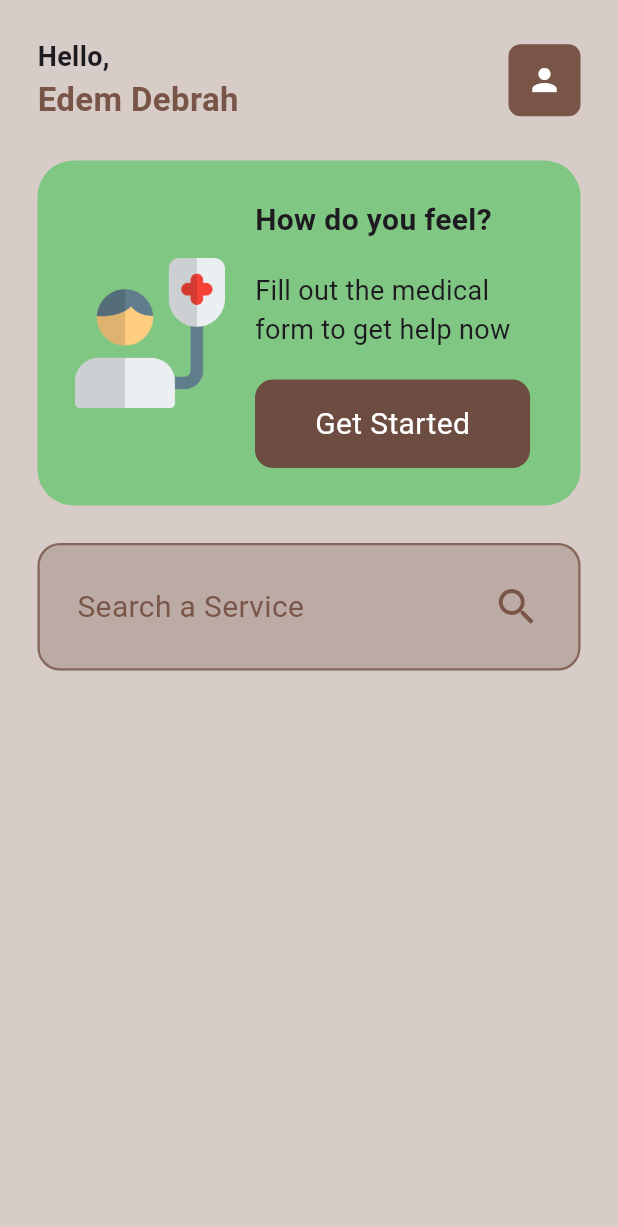
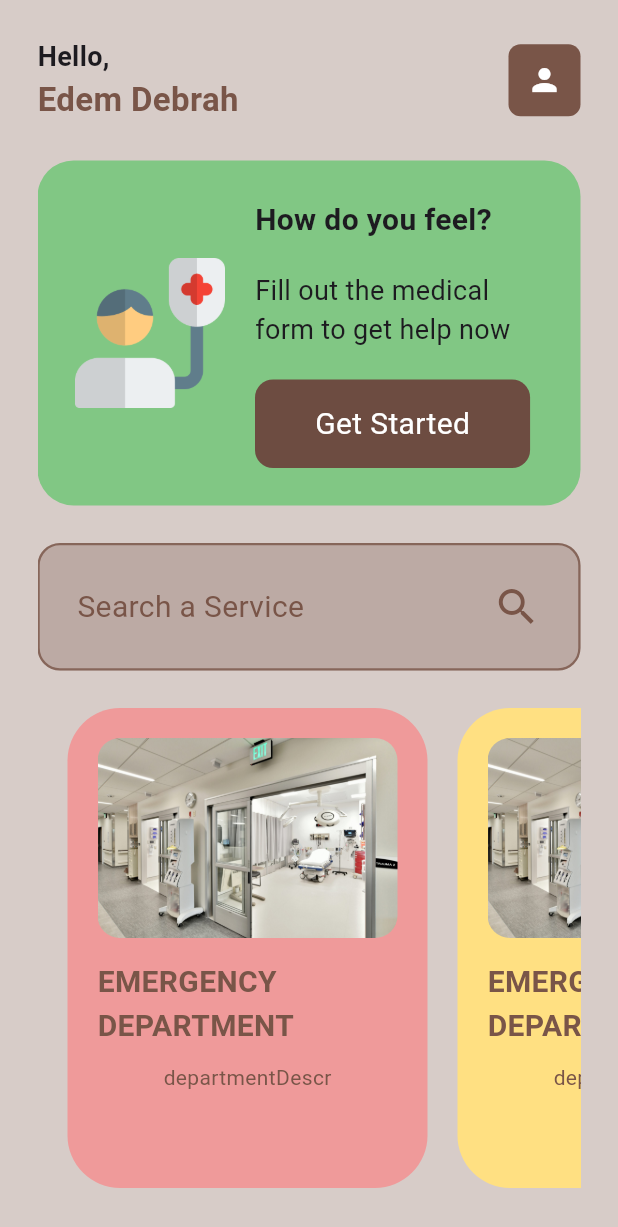
Before and after one commit to edemdebrah/ghana_police_hospital, a Flutter app: the HomePage screen opened directly, on a phone screen of 412 x 824 dp. Shown: the top 1227 px of the screen. Run offline on Flutter 3.47's test engine with Material 2 defaults, Android fonts, the phone set to English and light mode, and no system bars.

Commit message:
homepage rev5 added listview of services

```diff
--- a/lib/pages/home_page.dart
+++ b/lib/pages/home_page.dart
@@ -1,5 +1,6 @@
 import 'package:flutter/material.dart';
 import 'package:ghana_police_hospital/utils/glass_button.dart';
+import 'package:ghana_police_hospital/utils/services_list.dart';
 
 class HomePage extends StatelessWidget {
   const HomePage({super.key});
@@ -11,7 +12,7 @@ class HomePage extends StatelessWidget {
       body: SafeArea(
         child: Padding(
           padding: const EdgeInsets.all(25.0),
-          child: Column(
+          child: ListView(
             children: [
               //welcome user section
               Row(
@@ -157,7 +158,32 @@ class HomePage extends StatelessWidget {
                     ),
                   ],
                 ),
-              )
+              ),
+              SizedBox(
+                height: 25,
+              ),
+              Container(
+                height: 370,
+                child: ListView(
+                  scrollDirection: Axis.horizontal,
+                  children: [
+                    ServicesList(
+                      bgColor: Colors.red[200],
+                      headerImage: "lib/images/emergency.jpg",
+                      departmentName: 'EMERGENCY DEPARTMENT',
+                      departmentDescr: 'departmentDescr',
+                      onTap: () {},
+                    ),
+                    ServicesList(
+                      bgColor: Colors.amber[200],
+                      headerImage: "lib/images/emergency.jpg",
+                      departmentName: 'EMERGENCY DEPARTMENT',
+                      departmentDescr: 'departmentDescr',
+                      onTap: () {},
+                    ),
+                  ],
+                ),
+              ),
             ],
           ),
         ),
--- /dev/null
+++ b/lib/utils/services_list.dart
@@ -0,0 +1,88 @@
+import 'package:flutter/material.dart';
+
+class ServicesList extends StatelessWidget {
+  Color? bgColor;
+  String headerImage;
+  String departmentName;
+  String departmentDescr;
+  void Function()? onTap;
+  ServicesList({
+    super.key,
+    required this.bgColor,
+    required this.headerImage,
+    required this.departmentName,
+    required this.departmentDescr,
+    required this.onTap,
+  });
+
+  @override
+  Widget build(BuildContext context) {
+    return Container(
+      width: 240,
+      margin: EdgeInsets.only(
+        left: 20,
+        bottom: 50,
+      ),
+      padding: EdgeInsets.all(20),
+      decoration: BoxDecoration(
+        color: bgColor,
+        borderRadius: BorderRadius.circular(35),
+      ),
+      child: Column(
+        children: [
+          //image of department
+          Container(
+            decoration: BoxDecoration(
+                // boxShadow: [
+                //   BoxShadow(
+                //     color:
+                //         Colors.black.withOpacity(0.4), // Dark shadow with opacity
+                //     offset: Offset(5, 5),
+                //     blurRadius: 15,
+                //     spreadRadius: 2,
+                //   ),
+                // ],
+                ),
+            child: ClipRRect(
+              borderRadius: BorderRadius.circular(
+                15,
+              ),
+              child: Image.asset(
+                headerImage,
+                width: 200,
+              ),
+            ),
+          ),
+
+          SizedBox(
+            height: 15,
+          ),
+          //Name of department
+          Text(
+            departmentName,
+            style: TextStyle(
+              fontSize: 20,
+              color: Colors.brown,
+              fontWeight: FontWeight.bold,
+            ),
+          ),
+          SizedBox(
+            height: 10,
+          ),
+          //Description of Department
+          Text(
+            departmentDescr,
+            style: TextStyle(
+              fontSize: 14,
+              color: Colors.brown,
+            ),
+          ),
+          SizedBox(
+            height: 25,
+          ),
+          //button to launch / open a department
+        ],
+      ),
+    );
+  }
+}
```
Also changed, not shown: SCREENSHOT_UI/home_page rev5.png (added).
